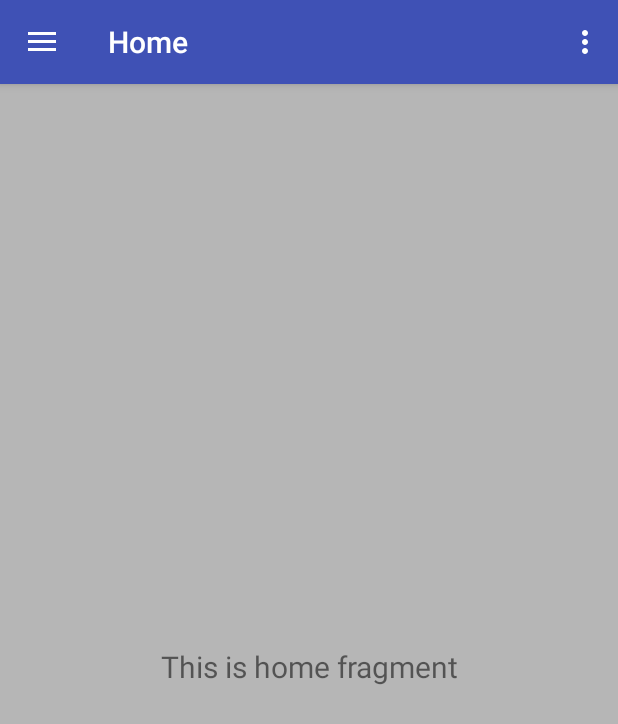
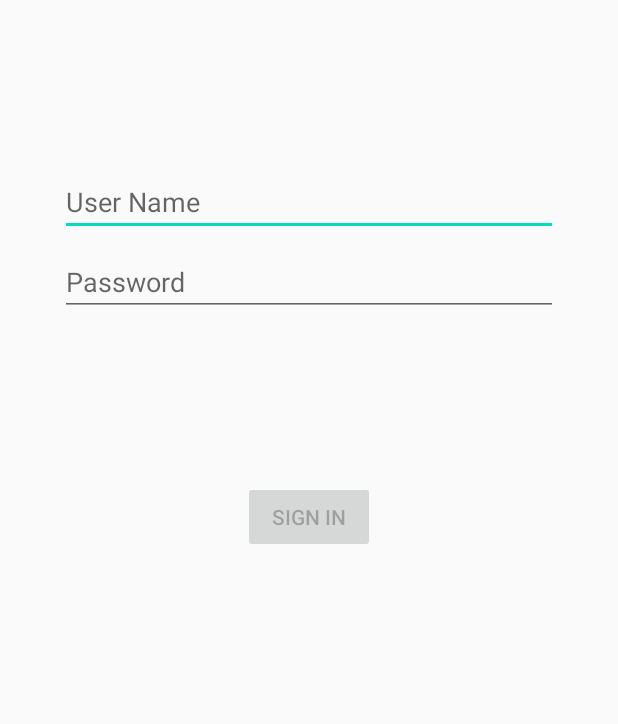
Before and after one commit to MorganLay/Dream-Team, an Android app: the screen it shows after launch (MainActivity before the commit, LoginActivity after it), on a phone screen of 412 x 824 dp. Shown: the top 724 px of the screen. Run offline under Robolectric (Android 15) with nearby library versions, the phone set to English and light mode, and no system bars.

Commit message:
Add User Login Page. Enter anything to login.

```diff
--- a/app/build.gradle
+++ b/app/build.gradle
@@ -38,7 +38,11 @@ dependencies {
     implementation 'com.google.android.gms:play-services-maps:17.0.0'           // Dependency required for Google Maps API
     implementation 'com.google.android.gms:play-services-location:17.1.0'       // Dependency required for Fused Location Provider, which is used for GPS location
     implementation 'com.google.android.gms:play-services-places:17.0.0'
-    implementation 'com.google.android.libraries.places:places:2.4.0'           // Dependency required for Google Places
+    implementation 'com.google.android.libraries.places:places:2.4.0'
+    implementation 'androidx.annotation:annotation:1.1.0'
+    implementation 'androidx.lifecycle:lifecycle-livedata-ktx:2.2.0'
+    implementation 'androidx.lifecycle:lifecycle-viewmodel-ktx:2.2.0'
+// Dependency required for Google Places
     testImplementation 'junit:junit:4.12'
     androidTestImplementation 'androidx.test.ext:junit:1.1.2'
     androidTestImplementation 'androidx.test.espresso:espresso-core:3.3.0'
--- /dev/null
+++ b/app/src/main/java/com/example/alphadrawer/LoginActivity.java
@@ -0,0 +1,18 @@
+package com.example.alphadrawer;
+
+import android.os.Bundle;
+
+import androidx.appcompat.app.AppCompatActivity;
+
+import com.example.alphadrawer.ui.login.LoginFragment;
+
+public class LoginActivity extends AppCompatActivity {
+
+    @Override
+    protected void onCreate(Bundle savedInstanceState) {
+        super.onCreate(savedInstanceState);
+        setContentView(R.layout.content_main);
+        LoginFragment loginFragment = new LoginFragment();
+        getSupportFragmentManager().beginTransaction().replace(R.id.nav_host_fragment, loginFragment).commit();
+    }
+}
--- a/app/src/main/java/com/example/alphadrawer/MainActivity.java
+++ b/app/src/main/java/com/example/alphadrawer/MainActivity.java
@@ -1,50 +1,26 @@
 package com.example.alphadrawer;
 
-import android.Manifest;
-import android.content.pm.PackageManager;
-import android.location.Location;
 import android.os.Bundle;
-import android.view.View;
 import android.view.Menu;
 import android.widget.Button;
-import android.widget.Toast;
 
-import com.android.volley.Request;
-import com.google.android.gms.common.ConnectionResult;
-import com.google.android.gms.common.api.GoogleApiClient;
-import com.google.android.gms.common.api.internal.ConnectionCallbacks;
-import com.google.android.gms.common.api.internal.OnConnectionFailedListener;
-import com.google.android.gms.location.FusedLocationProviderClient;
-import com.google.android.gms.location.LocationListener;
-import com.google.android.gms.location.LocationServices;
-import com.google.android.gms.tasks.OnSuccessListener;
-import com.google.android.libraries.places.api.Places;
-import com.google.android.libraries.places.api.model.Place;
-import com.google.android.libraries.places.api.net.FetchPlaceRequest;
-import com.google.android.libraries.places.api.net.FindCurrentPlaceRequest;
-import com.google.android.libraries.places.api.net.PlacesClient;
-import com.google.android.material.navigation.NavigationView;
-
-import androidx.core.app.ActivityCompat;
+import androidx.appcompat.app.AppCompatActivity;
+import androidx.appcompat.widget.Toolbar;
+import androidx.drawerlayout.widget.DrawerLayout;
 import androidx.fragment.app.Fragment;
 import androidx.navigation.NavController;
+import androidx.navigation.NavHostController;
 import androidx.navigation.Navigation;
+import androidx.navigation.fragment.NavHostFragment;
 import androidx.navigation.ui.AppBarConfiguration;
 import androidx.navigation.ui.NavigationUI;
-import androidx.drawerlayout.widget.DrawerLayout;
-import androidx.appcompat.app.AppCompatActivity;
-import androidx.appcompat.widget.Toolbar;
 
-import java.util.Arrays;
-import java.util.List;
+import com.google.android.material.navigation.NavigationView;
 
 
 public class MainActivity extends AppCompatActivity {
 
     private AppBarConfiguration mAppBarConfiguration;
-
-    Button ClickedButton;
-
 
     @Override
     protected void onCreate(Bundle savedInstanceState) {
@@ -62,7 +38,8 @@ public class MainActivity extends AppCompatActivity {
                 R.id.nav_home, R.id.nav_slideshow, R.id.nav_gallery, R.id.nav_preferences, R.id.nav_maps)
                 .setOpenableLayout(drawer)
                 .build();
-        NavController navController = Navigation.findNavController(this, R.id.nav_host_fragment);
+        Fragment navHostFragment = getSupportFragmentManager().findFragmentById(R.id.nav_host_fragment);
+        NavController navController = ((NavHostFragment) navHostFragment).getNavController();
         NavigationUI.setupActionBarWithNavController(this, navController, mAppBarConfiguration);
         NavigationUI.setupWithNavController(navigationView, navController);
 
--- /dev/null
+++ b/app/src/main/java/com/example/alphadrawer/data/LoginRepository.java
@@ -0,0 +1,54 @@
+package com.example.alphadrawer.data;
+
+import com.example.alphadrawer.data.model.LoggedInUser;
+
+/**
+ * Class that requests authentication and user information from the remote data source and
+ * maintains an in-memory cache of login status and user credentials information.
+ */
+public class LoginRepository {
+
+    private static volatile LoginRepository instance;
+
+    private LoginDataSource dataSource;
+
+    // If user credentials will be cached in local storage, it is recommended it be encrypted
+    // @see https://developer.android.com/training/articles/keystore
+    private LoggedInUser user = null;
+
+    // private constructor : singleton access
+    private LoginRepository(LoginDataSource dataSource) {
+        this.dataSource = dataSource;
+    }
+
+    public static LoginRepository getInstance(LoginDataSource dataSource) {
+        if (instance == null) {
+            instance = new LoginRepository(dataSource);
+        }
+        return instance;
+    }
+
+    public boolean isLoggedIn() {
+        return user != null;
+    }
+
+    public void logout() {
+        user = null;
+        dataSource.logout();
+    }
+
+    private void setLoggedInUser(LoggedInUser user) {
+        this.user = user;
+        // If user credentials will be cached in local storage, it is recommended it be encrypted
+        // @see https://developer.android.com/training/articles/keystore
+    }
+
+    public Result<LoggedInUser> login(String username, String password) {
+        // handle login
+        Result<LoggedInUser> result = dataSource.login(username, password);
+        if (result instanceof Result.Success) {
+            setLoggedInUser(((Result.Success<LoggedInUser>) result).getData());
+        }
+        return result;
+    }
+}
--- /dev/null
+++ b/app/src/main/java/com/example/alphadrawer/ui/login/LoginFragment.java
@@ -0,0 +1,146 @@
+package com.example.alphadrawer.ui.login;
+
+import androidx.lifecycle.Observer;
+import androidx.lifecycle.ViewModelProvider;
+import androidx.annotation.NonNull;
+import androidx.annotation.Nullable;
+import androidx.annotation.StringRes;
+import androidx.fragment.app.Fragment;
+
+import android.content.Context;
+import android.content.Intent;
+import android.os.Bundle;
+import android.text.Editable;
+import android.text.TextWatcher;
+import android.view.KeyEvent;
+import android.view.LayoutInflater;
+import android.view.View;
+import android.view.ViewGroup;
+import android.view.inputmethod.EditorInfo;
+import android.widget.Button;
+import android.widget.EditText;
+import android.widget.ProgressBar;
+import android.widget.TextView;
+import android.widget.Toast;
+
+import com.example.alphadrawer.MainActivity;
+import com.example.alphadrawer.R;
+import com.example.alphadrawer.ui.home.HomeFragment;
+
+public class LoginFragment extends Fragment {
+
+    private LoginViewModel loginViewModel;
+
+    @Nullable
+    @Override
+    public View onCreateView(@NonNull LayoutInflater inflater,
+                             @Nullable ViewGroup container,
+                             @Nullable Bundle savedInstanceState) {
+        return inflater.inflate(R.layout.fragment_login, container, false);
+    }
+
+    @Override
+    public void onViewCreated(@NonNull View view, @Nullable Bundle savedInstanceState) {
+        super.onViewCreated(view, savedInstanceState);
+        loginViewModel = new ViewModelProvider(this, new LoginViewModelFactory())
+                .get(LoginViewModel.class);
+
+        final EditText usernameEditText = view.findViewById(R.id.username);
+        final EditText passwordEditText = view.findViewById(R.id.password);
+        final Button loginButton = view.findViewById(R.id.login);
+        final ProgressBar loadingProgressBar = view.findViewById(R.id.loading);
+
+        loginViewModel.getLoginFormState().observe(getViewLifecycleOwner(), new Observer<LoginFormState>() {
+            @Override
+            public void onChanged(@Nullable LoginFormState loginFormState) {
+                if (loginFormState == null) {
+                    return;
+                }
+                loginButton.setEnabled(loginFormState.isDataValid());
+                if (loginFormState.getUsernameError() != null) {
+                    usernameEditText.setError(getString(loginFormState.getUsernameError()));
+                }
+                if (loginFormState.getPasswordError() != null) {
+                    passwordEditText.setError(getString(loginFormState.getPasswordError()));
+                }
+            }
+        });
+
+        loginViewModel.getLoginResult().observe(getViewLifecycleOwner(), new Observer<LoginResult>() {
+            @Override
+            public void onChanged(@Nullable LoginResult loginResult) {
+                if (loginResult == null) {
+                    return;
+                }
+                loadingProgressBar.setVisibility(View.GONE);
+                if (loginResult.getError() != null) {
+                    showLoginFailed(loginResult.getError());
+                }
+                if (loginResult.getSuccess() != null) {
+                    updateUiWithUser(loginResult.getSuccess());
+                }
+            }
+        });
+
+        TextWatcher afterTextChangedListener = new TextWatcher() {
+            @Override
+            public void beforeTextChanged(CharSequence s, int start, int count, int after) {
+                // ignore
+            }
+
+            @Override
+            public void onTextChanged(CharSequence s, int start, int before, int count) {
+                // ignore
+            }
+
+            @Override
+            public void afterTextChanged(Editable s) {
+                loginViewModel.loginDataChanged(usernameEditText.getText().toString(),
+                        passwordEditText.getText().toString());
+            }
+        };
+        usernameEditText.addTextChangedListener(afterTextChangedListener);
+        passwordEditText.addTextChangedListener(afterTextChangedListener);
+        passwordEditText.setOnEditorActionListener(new TextView.OnEditorActionListener() {
+
+            @Override
+            public boolean onEditorAction(TextView v, int actionId, KeyEvent event) {
+                if (actionId == EditorInfo.IME_ACTION_DONE) {
+                    loginViewModel.login(usernameEditText.getText().toString(),
+                            passwordEditText.getText().toString());
+                }
+                return false;
+            }
+        });
+
+        loginButton.setOnClickListener(new View.OnClickListener() {
+            @Override
+            public void onClick(View v) {
+                loadingProgressBar.setVisibility(View.VISIBLE);
+                loginViewModel.login(usernameEditText.getText().toString(),
+                        passwordEditText.getText().toString());
+                if(!loginViewModel.getLoginResult().equals(R.string.login_failed)) {
+                    Intent intent = new Intent(getContext(), MainActivity.class);
+                    startActivity(intent);
+                }
+            }
+        });
+    }
+
+    private void updateUiWithUser(LoggedInUserView model) {
+        String welcome = getString(R.string.welcome) + model.getDisplayName();
+        // TODO : initiate successful logged in experience
+        if (getContext() != null && getContext().getApplicationContext() != null) {
+            Toast.makeText(getContext().getApplicationContext(), welcome, Toast.LENGTH_LONG).show();
+        }
+    }
+
+    private void showLoginFailed(@StringRes Integer errorString) {
+        if (getContext() != null && getContext().getApplicationContext() != null) {
+            Toast.makeText(
+                    getContext().getApplicationContext(),
+                    errorString,
+                    Toast.LENGTH_LONG).show();
+        }
+    }
+}
--- /dev/null
+++ b/app/src/main/java/com/example/alphadrawer/ui/login/LoginViewModel.java
@@ -0,0 +1,71 @@
+package com.example.alphadrawer.ui.login;
+
+import androidx.lifecycle.LiveData;
+import androidx.lifecycle.MutableLiveData;
+import androidx.lifecycle.ViewModel;
+
+import android.content.Intent;
+import android.util.Patterns;
+
+import com.example.alphadrawer.data.LoginRepository;
+import com.example.alphadrawer.data.Result;
+import com.example.alphadrawer.data.model.LoggedInUser;
+import com.example.alphadrawer.R;
+
+public class LoginViewModel extends ViewModel {
+
+    private MutableLiveData<LoginFormState> loginFormState = new MutableLiveData<>();
+    private MutableLiveData<LoginResult> loginResult = new MutableLiveData<>();
+    private LoginRepository loginRepository;
+
+    LoginViewModel(LoginRepository loginRepository) {
+        this.loginRepository = loginRepository;
+    }
+
+    LiveData<LoginFormState> getLoginFormState() {
+        return loginFormState;
+    }
+
+    LiveData<LoginResult> getLoginResult() {
+        return loginResult;
+    }
+
+    public void login(String username, String password) {
+        // can be launched in a separate asynchronous job
+        Result<LoggedInUser> result = loginRepository.login(username, password);
+
+        if (result instanceof Result.Success) {
+            LoggedInUser data = ((Result.Success<LoggedInUser>) result).getData();
+            loginResult.setValue(new LoginResult(new LoggedInUserView(data.getDisplayName())));
+        } else {
+            loginResult.setValue(new LoginResult(R.string.login_failed));
+        }
+    }
+
+    public void loginDataChanged(String username, String password) {
+        if (!isUserNameValid(username)) {
+            loginFormState.setValue(new LoginFormState(R.string.invalid_username, null));
+        } else if (!isPasswordValid(password)) {
+            loginFormState.setValue(new LoginFormState(null, R.string.invalid_password));
+        } else {
+            loginFormState.setValue(new LoginFormState(true));
+        }
+    }
+
+    // A placeholder username validation check
+    private boolean isUserNameValid(String username) {
+        if (username == null) {
+            return false;
+        }
+        if (username.contains("@")) {
+            return Patterns.EMAIL_ADDRESS.matcher(username).matches();
+        } else {
+            return !username.trim().isEmpty();
+        }
+    }
+
+    // A placeholder password validation check
+    private boolean isPasswordValid(String password) {
+        return password != null && password.trim().length() > 5;
+    }
+}
--- /dev/null
+++ b/app/src/main/java/com/example/alphadrawer/ui/login/LoginViewModelFactory.java
@@ -0,0 +1,26 @@
+package com.example.alphadrawer.ui.login;
+
+import androidx.lifecycle.ViewModel;
+import androidx.lifecycle.ViewModelProvider;
+import androidx.annotation.NonNull;
+
+import com.example.alphadrawer.data.LoginDataSource;
+import com.example.alphadrawer.data.LoginRepository;
+
+/**
+ * ViewModel provider factory to instantiate LoginViewModel.
+ * Required given LoginViewModel has a non-empty constructor
+ */
+public class LoginViewModelFactory implements ViewModelProvider.Factory {
+
+    @NonNull
+    @Override
+    @SuppressWarnings("unchecked")
+    public <T extends ViewModel> T create(@NonNull Class<T> modelClass) {
+        if (modelClass.isAssignableFrom(LoginViewModel.class)) {
+            return (T) new LoginViewModel(LoginRepository.getInstance(new LoginDataSource()));
+        } else {
+            throw new IllegalArgumentException("Unknown ViewModel class");
+        }
+    }
+}
--- a/app/src/main/res/layout/content_main.xml
+++ b/app/src/main/res/layout/content_main.xml
@@ -7,7 +7,7 @@
     app:layout_behavior="@string/appbar_scrolling_view_behavior"
     tools:showIn="@layout/app_bar_main">
 
-    <fragment
+    <androidx.fragment.app.FragmentContainerView
         android:id="@+id/nav_host_fragment"
         android:name="androidx.navigation.fragment.NavHostFragment"
         android:layout_width="match_parent"
--- /dev/null
+++ b/app/src/main/res/layout/fragment_login.xml
@@ -0,0 +1,78 @@
+<?xml version="1.0" encoding="utf-8"?>
+<androidx.constraintlayout.widget.ConstraintLayout xmlns:android="http://schemas.android.com/apk/res/android"
+    xmlns:app="http://schemas.android.com/apk/res-auto"
+    android:id="@+id/container"
+    android:layout_width="match_parent"
+    android:layout_height="match_parent"
+    android:paddingLeft="@dimen/fragment_horizontal_margin"
+    android:paddingTop="@dimen/fragment_vertical_margin"
+    android:paddingRight="@dimen/fragment_horizontal_margin"
+    android:paddingBottom="@dimen/fragment_vertical_margin">
+
+    <EditText
+        android:id="@+id/username"
+        android:layout_width="0dp"
+        android:layout_height="wrap_content"
+        android:layout_marginStart="24dp"
+        android:layout_marginTop="96dp"
+        android:layout_marginEnd="24dp"
+        android:autofillHints=""
+        android:hint="@string/prompt_userName"
+        android:inputType="text"
+        android:selectAllOnFocus="true"
+        app:layout_constraintEnd_toEndOf="parent"
+        app:layout_constraintStart_toStartOf="parent"
+        app:layout_constraintTop_toTopOf="parent" />
+
+    <EditText
+        android:id="@+id/password"
+        android:layout_width="0dp"
+        android:layout_height="wrap_content"
+        android:layout_marginStart="24dp"
+        android:layout_marginTop="8dp"
+        android:layout_marginEnd="24dp"
+        android:autofillHints=""
+        android:hint="@string/prompt_password"
+        android:imeActionLabel="@string/action_sign_in_short"
+        android:imeOptions="actionDone"
+        android:inputType="textPassword"
+        android:selectAllOnFocus="true"
+        app:layout_constraintEnd_toEndOf="parent"
+        app:layout_constraintStart_toStartOf="parent"
+        app:layout_constraintTop_toBottomOf="@+id/username" />
+
+    <Button
+        android:id="@+id/login"
+        android:layout_width="wrap_content"
+        android:layout_height="wrap_content"
+        android:layout_gravity="start"
+        android:layout_marginStart="48dp"
+        android:layout_marginTop="16dp"
+        android:layout_marginEnd="48dp"
+        android:layout_marginBottom="64dp"
+        android:enabled="false"
+        android:text="@string/action_sign_in"
+        app:layout_constraintBottom_toBottomOf="parent"
+        app:layout_constraintEnd_toEndOf="parent"
+        app:layout_constraintStart_toStartOf="parent"
+        app:layout_constraintTop_toBottomOf="@+id/password"
+        app:layout_constraintVertical_bias="0.2" />
+
+    <ProgressBar
+        android:id="@+id/loading"
+        android:layout_width="wrap_content"
+        android:layout_height="wrap_content"
+        android:layout_gravity="center"
+        android:layout_marginStart="32dp"
+        android:layout_marginTop="64dp"
+        android:layout_marginEnd="32dp"
+        android:layout_marginBottom="64dp"
+        android:visibility="gone"
+        app:layout_constraintBottom_toBottomOf="parent"
+        app:layout_constraintEnd_toEndOf="@+id/password"
+        app:layout_constraintHorizontal_bias="0.497"
+        app:layout_constraintStart_toStartOf="@+id/password"
+        app:layout_constraintTop_toTopOf="parent"
+        app:layout_constraintVertical_bias="0.282" />
+
+</androidx.constraintlayout.widget.ConstraintLayout>
--- a/app/src/main/res/values/dimens.xml
+++ b/app/src/main/res/values/dimens.xml
@@ -5,4 +5,7 @@
     <dimen name="nav_header_vertical_spacing">8dp</dimen>
     <dimen name="nav_header_height">176dp</dimen>
     <dimen name="fab_margin">16dp</dimen>
+    <!-- Default screen margins, per the Android Design guidelines. -->
+    <dimen name="fragment_horizontal_margin">16dp</dimen>
+    <dimen name="fragment_vertical_margin">16dp</dimen>
 </resources>
--- a/app/src/main/res/values/strings.xml
+++ b/app/src/main/res/values/strings.xml
@@ -16,4 +16,13 @@
     <string name="navigation_bar">navigationBar</string>
     <string name="search">Search</string>
     <string name="menu_search">menu_search</string>
+    <!-- Strings related to login -->
+    <string name="prompt_userName">User Name</string>
+    <string name="prompt_password">Password</string>
+    <string name="action_sign_in">Sign in</string>
+    <string name="action_sign_in_short">Sign in</string>
+    <string name="welcome">"Welcome!"</string>
+    <string name="invalid_username">Not a valid username</string>
+    <string name="invalid_password">Password must be >5 characters</string>
+    <string name="login_failed">"Login failed"</string>
 </resources>
```
Also changed, not shown: app/src/main/AndroidManifest.xml (+7 -2 lines), app/src/main/java/com/example/alphadrawer/data/LoginDataSource.java (added, +29 -0 lines), app/src/main/java/com/example/alphadrawer/data/Result.java (added, +48 -0 lines), app/src/main/java/com/example/alphadrawer/data/model/LoggedInUser.java (added, +23 -0 lines), app/src/main/java/com/example/alphadrawer/ui/login/LoggedInUserView.java (added, +17 -0 lines), app/src/main/java/com/example/alphadrawer/ui/login/LoginFormState.java (added, +40 -0 lines), app/src/main/java/com/example/alphadrawer/ui/login/LoginResult.java (added, +31 -0 lines).
